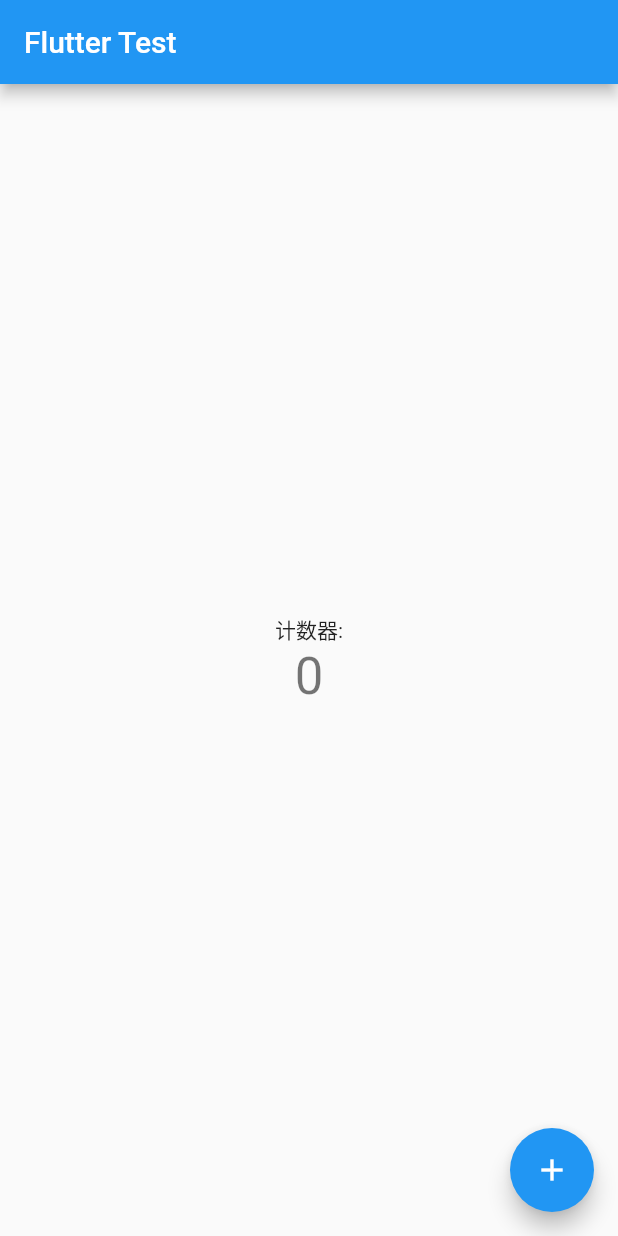
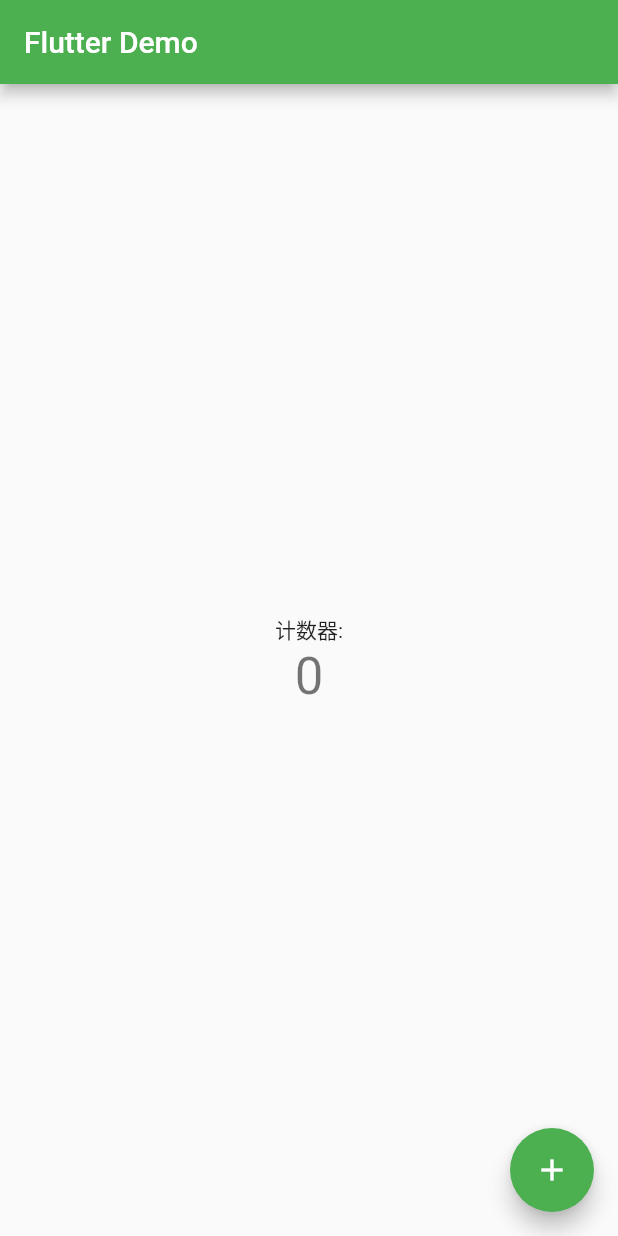
Before and after one commit to imyeego/flutter_demo, a Flutter app: the screen it shows after launch, on a phone screen of 412 x 824 dp. Run offline on Flutter 3.47's test engine with Material 2 defaults, Android fonts, the phone set to English and light mode, and no system bars.

```diff
--- a/lib/main.dart
+++ b/lib/main.dart
@@ -19,9 +19,9 @@ class MyApp extends StatelessWidget {
         // or simply save your changes to "hot reload" in a Flutter IDE).
         // Notice that the counter didn't reset back to zero; the application
         // is not restarted.
-        primarySwatch: Colors.blue,
+        primarySwatch: Colors.green,
       ),
-      home: MyHomePage(title: 'Flutter Test'),
+      home: MyHomePage(title: 'Flutter Demo'),
     );
   }
 }
```
Also changed, not shown: pubspec.lock, 2 other files.
